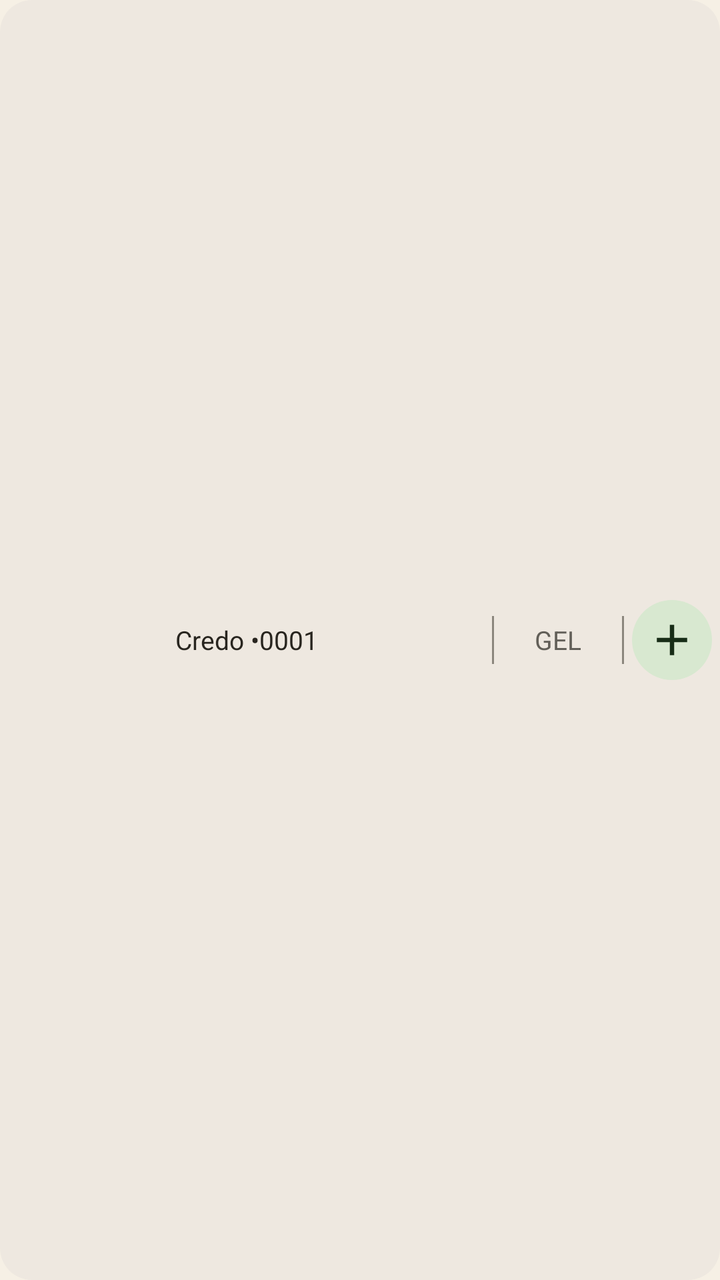
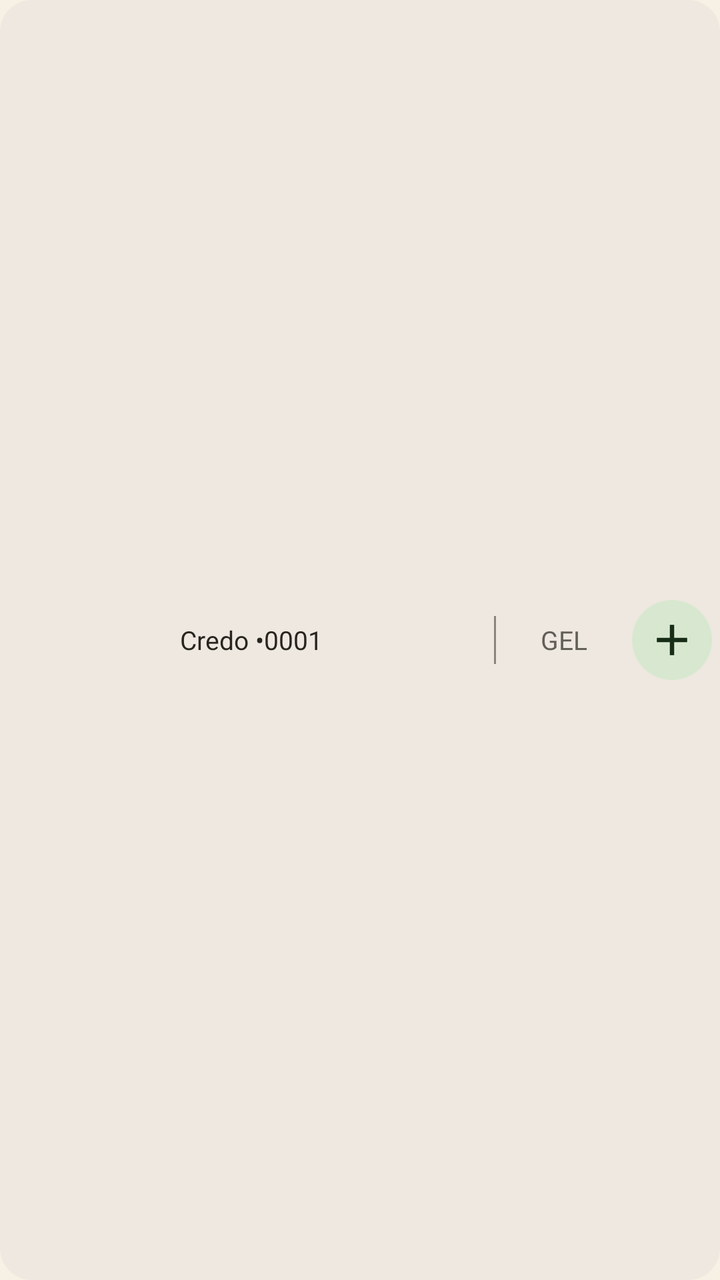

Two renders of the same Android screen: before a commit and after it. Below are the layout's source before the change and the commit's diff.
<!-- AndroidManifest.xml: application theme Theme.Whfin -->
<!-- res/layout/widget_preview_3.xml -->
<?xml version="1.0" encoding="utf-8"?>
<LinearLayout xmlns:android="http://schemas.android.com/apk/res/android"
    xmlns:tools="http://schemas.android.com/tools"
    android:layout_width="match_parent"
    android:layout_height="48dp"
    android:background="@drawable/widget_preview_surface"
    android:gravity="center_vertical"
    android:orientation="horizontal">

    <TextView
        android:layout_width="0dp"
        android:layout_height="match_parent"
        android:layout_weight="1"
        android:gravity="center"
        android:maxLines="1"
        android:text="@string/widget_preview_account"
        android:textColor="@color/widget_preview_on_background"
        android:textSize="13sp" />

    <TextView android:layout_width="1dp" android:layout_height="24dp" android:background="@color/widget_preview_outline" />

    <TextView
        android:layout_width="64dp"
        android:layout_height="match_parent"
        android:gravity="center"
        android:text="GEL"
        android:textColor="@color/widget_preview_secondary_text"
        android:textSize="13sp" />

    <TextView android:layout_width="1dp" android:layout_height="24dp" android:background="@color/widget_preview_outline" />

    <FrameLayout
        android:layout_width="48dp"
        android:layout_height="48dp">

        <FrameLayout
            android:layout_width="40dp"
            android:layout_height="40dp"
            android:layout_gravity="center"
            android:background="@drawable/widget_preview_add">

            <ImageView
                android:layout_width="26dp"
                android:layout_height="26dp"
                android:layout_gravity="center"
                android:contentDescription="@null"
            android:src="@drawable/ic_widget_add"
            android:tint="@color/widget_preview_on_action"
            tools:ignore="UseAppTint" />
        </FrameLayout>
    </FrameLayout>
</LinearLayout>
<!-- resources referenced by this layout -->
<resources>
  <color name="widget_preview_on_action">#182D17</color>
  <color name="widget_preview_on_background">#28251F</color>
  <color name="widget_preview_outline">#8B867D</color>
  <color name="widget_preview_secondary_text">#625F58</color>
  <!-- drawable ic_widget_add (drawable) -->
  <vector xmlns:android="http://schemas.android.com/apk/res/android"
      android:width="24dp"
      android:height="24dp"
      android:viewportWidth="24"
      android:viewportHeight="24">
      <path
          android:fillColor="#FFFFFFFF"
          android:pathData="M11,5h2v6h6v2h-6v6h-2v-6H5v-2h6z" />
  </vector>
  <!-- drawable widget_preview_add (drawable) -->
  <?xml version="1.0" encoding="utf-8"?>
  <shape xmlns:android="http://schemas.android.com/apk/res/android" android:shape="rectangle">
      <solid android:color="@color/widget_preview_action" />
      <corners android:radius="23dp" />
  </shape>
  <!-- drawable widget_preview_surface (drawable) -->
  <?xml version="1.0" encoding="utf-8"?>
  <shape xmlns:android="http://schemas.android.com/apk/res/android" android:shape="rectangle">
      <solid android:color="@color/widget_preview_background" />
      <corners android:radius="16dp" />
  </shape>
  <string name="widget_preview_account">Credo •0001</string>
  <style name="Theme.Whfin" parent="android:Theme.Material.Light.NoActionBar">
          <item name="android:windowLayoutInDisplayCutoutMode">shortEdges</item>
          <item name="android:windowBackground">@color/launch_background</item>
      </style>
  <color name="widget_preview_action">#D8E8D0</color>
  <color name="widget_preview_background">#EEE8E0</color>
  <color name="launch_background">#F6F0E5</color>
</resources>

<!-- the commit's change to res/layout/widget_preview_3.xml (unified diff, before → after) -->
@@ -13,6 +13,8 @@
         android:layout_weight="1"
         android:gravity="center"
         android:maxLines="1"
+        android:paddingStart="10dp"
+        android:paddingEnd="6dp"
         android:text="@string/widget_preview_account"
         android:textColor="@color/widget_preview_on_background"
         android:textSize="13sp" />
@@ -23,11 +25,11 @@
         android:layout_width="64dp"
         android:layout_height="match_parent"
         android:gravity="center"
+        android:paddingStart="10dp"
+        android:paddingEnd="6dp"
         android:text="GEL"
         android:textColor="@color/widget_preview_secondary_text"
         android:textSize="13sp" />
-
-    <TextView android:layout_width="1dp" android:layout_height="24dp" android:background="@color/widget_preview_outline" />
 
     <FrameLayout
         android:layout_width="48dp"
